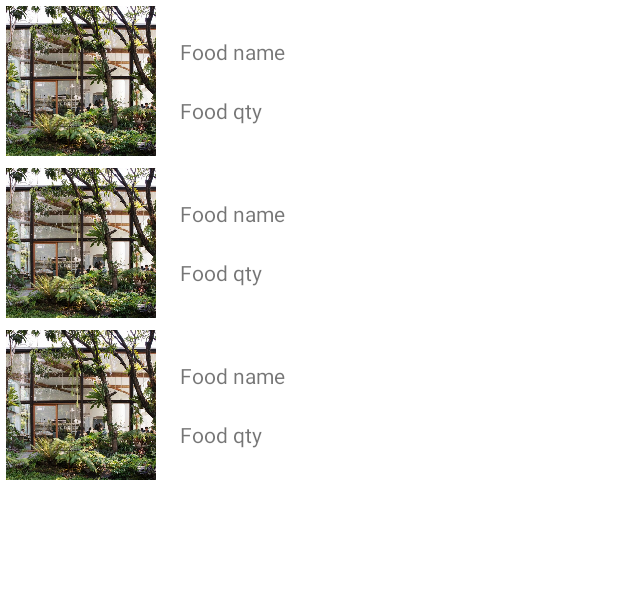
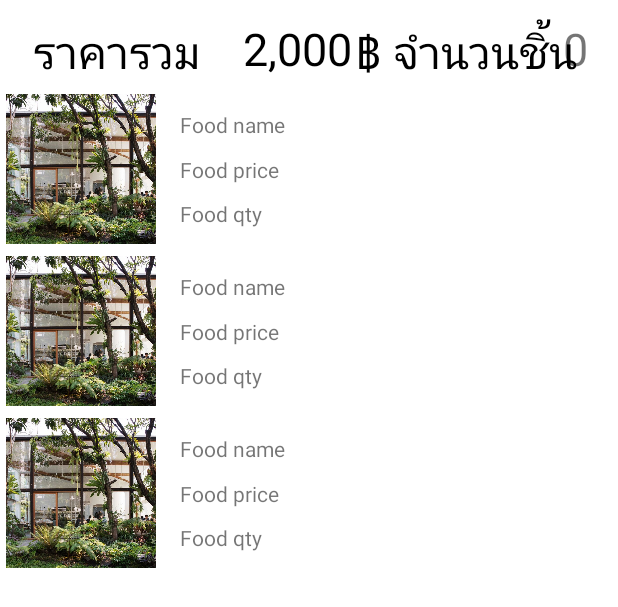
Before and after one commit to pawinee25/Raansalatpak, an Android app: the layout activity_order_info.xml on its own in the app's theme, with its tools: preview values and no code run, on a phone screen of 412 x 824 dp. Shown: the top 607 px of the screen. Run offline under Robolectric (Android 15) with nearby library versions, the phone set to English and light mode, and no system bars.

Commit message:
add sum price & sum qty and add view holder price

```diff
--- a/app/src/main/java/com/example/raansalatpak/OrderInfoActivity.java
+++ b/app/src/main/java/com/example/raansalatpak/OrderInfoActivity.java
@@ -25,6 +25,8 @@ public class OrderInfoActivity extends AppCompatActivity {
     private ArrayList<OrderDetail> orderDetails = new ArrayList<>();
     private RecyclerView recyclerView;
     private OrderInfoAdapter mAdapter = new OrderInfoAdapter();
+    private TextView tvFoodPriceTotal;
+    private TextView tvCartCountSum;
 
     @Override
     protected void onCreate(Bundle savedInstanceState) {
@@ -36,6 +38,9 @@ public class OrderInfoActivity extends AppCompatActivity {
         recyclerView = (RecyclerView) findViewById(R.id.recyclerView);
         recyclerView.setLayoutManager(new LinearLayoutManager(getBaseContext()));
         recyclerView.setAdapter(mAdapter);
+
+        tvFoodPriceTotal = (TextView) findViewById(R.id.tvFoodPriceTotal);
+        tvCartCountSum = (TextView) findViewById(R.id.tvCartCountSum);
 
         fetchOrderInfo();
     }
@@ -65,10 +70,22 @@ public class OrderInfoActivity extends AppCompatActivity {
                             }
 
                             mAdapter.setList(orderDetails);
+                            calSumOrder();
                         } catch (Exception e) {
                         }
                     }
                 });
+    }
+
+    private void calSumOrder() {
+        int count = 0;
+        int price = 0;
+        for (OrderDetail orderDetail : orderDetails) {
+            count += orderDetail.getQty();
+            price += orderDetail.getQty() * orderDetail.getFoodPrice();
+        }
+        tvCartCountSum.setText(String.valueOf(count));
+        tvFoodPriceTotal.setText(String.valueOf(price));
     }
 
     private class OrderInfoAdapter extends RecyclerView.Adapter<OrderInfoViewHolder> {
@@ -87,6 +104,7 @@ public class OrderInfoActivity extends AppCompatActivity {
 
             holder.tvFoodName.setText(item.getFoodName());
             holder.tvFoodQty.setText(String.valueOf(item.getQty()));
+            holder.tvFoodPrice.setText(String.valueOf(item.getFoodPrice()));
 
             Dru.loadImage(holder.ivFoodImage, item.getFoodImage());
         }
@@ -106,12 +124,14 @@ public class OrderInfoActivity extends AppCompatActivity {
     private class OrderInfoViewHolder extends RecyclerView.ViewHolder {
         private final ImageView ivFoodImage;
         private final TextView tvFoodName;
+        private final TextView tvFoodPrice;
         private final TextView tvFoodQty;
 
         public OrderInfoViewHolder(@NonNull View itemView) {
             super(itemView);
             ivFoodImage = (ImageView) itemView.findViewById(R.id.ivFoodImage);
             tvFoodName = (TextView) itemView.findViewById(R.id.tvFoodName);
+            tvFoodPrice = (TextView) itemView.findViewById(R.id.tvFoodPrice);
             tvFoodQty = (TextView) itemView.findViewById(R.id.tvFoodQty);
         }
     }
--- a/app/src/main/res/layout/activity_order_info.xml
+++ b/app/src/main/res/layout/activity_order_info.xml
@@ -1,15 +1,75 @@
 <?xml version="1.0" encoding="utf-8"?>
 <androidx.constraintlayout.widget.ConstraintLayout xmlns:android="http://schemas.android.com/apk/res/android"
+    xmlns:app="http://schemas.android.com/apk/res-auto"
     xmlns:tools="http://schemas.android.com/tools"
     android:layout_width="match_parent"
     android:layout_height="match_parent"
     android:padding="4dp"
     tools:context=".OrderInfoActivity">
 
+    <RelativeLayout
+        android:id="@+id/topLayout"
+        android:layout_width="match_parent"
+        android:layout_height="wrap_content"
+        android:layout_margin="8dp"
+        android:backgroundTint="#FFFFFF"
+        app:layout_constraintEnd_toEndOf="parent"
+        app:layout_constraintStart_toStartOf="parent"
+        app:layout_constraintTop_toTopOf="parent">
+
+        <TextView
+            android:layout_width="wrap_content"
+            android:layout_height="wrap_content"
+            android:layout_marginStart="10dp"
+            android:text="ราคารวม"
+            android:textColor="@color/black"
+            android:textSize="30dp" />
+
+        <TextView
+            android:id="@+id/tvFoodPriceTotal"
+            android:layout_width="wrap_content"
+            android:layout_height="wrap_content"
+            android:layout_marginStart="150dp"
+            android:text="2,000"
+            android:textColor="@color/black"
+            android:textSize="30dp" />
+
+        <TextView
+            android:layout_width="wrap_content"
+            android:layout_height="wrap_content"
+            android:layout_marginStart="225dp"
+            android:text="฿"
+            android:textColor="@color/black"
+            android:textSize="30dp" />
+
+        <TextView
+            android:layout_width="wrap_content"
+            android:layout_height="wrap_content"
+            android:layout_marginStart="250dp"
+            android:text="จำนวนชิ้น"
+            android:textColor="@color/black"
+            android:textSize="30dp" />
+
+        <TextView
+            android:id="@+id/tvCartCountSum"
+            android:layout_width="wrap_content"
+            android:layout_height="wrap_content"
+            android:layout_alignParentEnd="true"
+            android:layout_marginEnd="8dp"
+            android:text="0"
+            android:textSize="30dp" />
+
+    </RelativeLayout>
+
     <androidx.recyclerview.widget.RecyclerView
         android:id="@+id/recyclerView"
         android:layout_width="match_parent"
-        android:layout_height="match_parent"
+        android:layout_height="0dp"
+        android:layout_marginTop="8dp"
+        app:layout_constraintBottom_toBottomOf="parent"
+        app:layout_constraintEnd_toEndOf="parent"
+        app:layout_constraintStart_toStartOf="parent"
+        app:layout_constraintTop_toBottomOf="@+id/topLayout"
         tools:listitem="@layout/item_food" />
 
 </androidx.constraintlayout.widget.ConstraintLayout>
--- a/app/src/main/res/layout/item_food.xml
+++ b/app/src/main/res/layout/item_food.xml
@@ -21,10 +21,21 @@
         android:layout_height="wrap_content"
         android:layout_marginStart="16dp"
         android:text="Food name"
+        app:layout_constraintBottom_toTopOf="@+id/tvFoodPrice"
+        app:layout_constraintEnd_toEndOf="parent"
+        app:layout_constraintStart_toEndOf="@+id/ivFoodImage"
+        app:layout_constraintTop_toTopOf="parent" />
+
+    <TextView
+        android:id="@+id/tvFoodPrice"
+        android:layout_width="0dp"
+        android:layout_height="wrap_content"
+        android:layout_marginStart="16dp"
+        android:text="Food price"
         app:layout_constraintBottom_toTopOf="@+id/tvFoodQty"
         app:layout_constraintEnd_toEndOf="parent"
         app:layout_constraintStart_toEndOf="@+id/ivFoodImage"
-        app:layout_constraintTop_toTopOf="parent" />
+        app:layout_constraintTop_toBottomOf="@+id/tvFoodName" />
 
     <TextView
         android:id="@+id/tvFoodQty"
@@ -35,6 +46,6 @@
         app:layout_constraintBottom_toBottomOf="parent"
         app:layout_constraintEnd_toEndOf="parent"
         app:layout_constraintStart_toEndOf="@+id/ivFoodImage"
-        app:layout_constraintTop_toBottomOf="@+id/tvFoodName" />
+        app:layout_constraintTop_toBottomOf="@+id/tvFoodPrice" />
 
 </androidx.constraintlayout.widget.ConstraintLayout>
```
